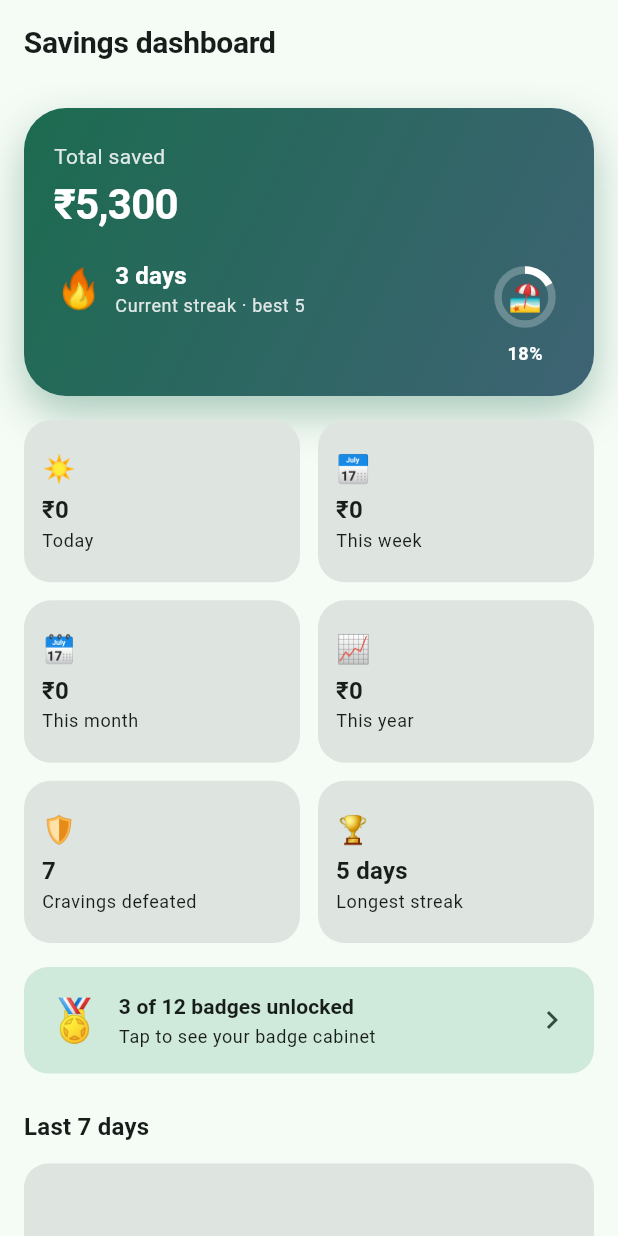
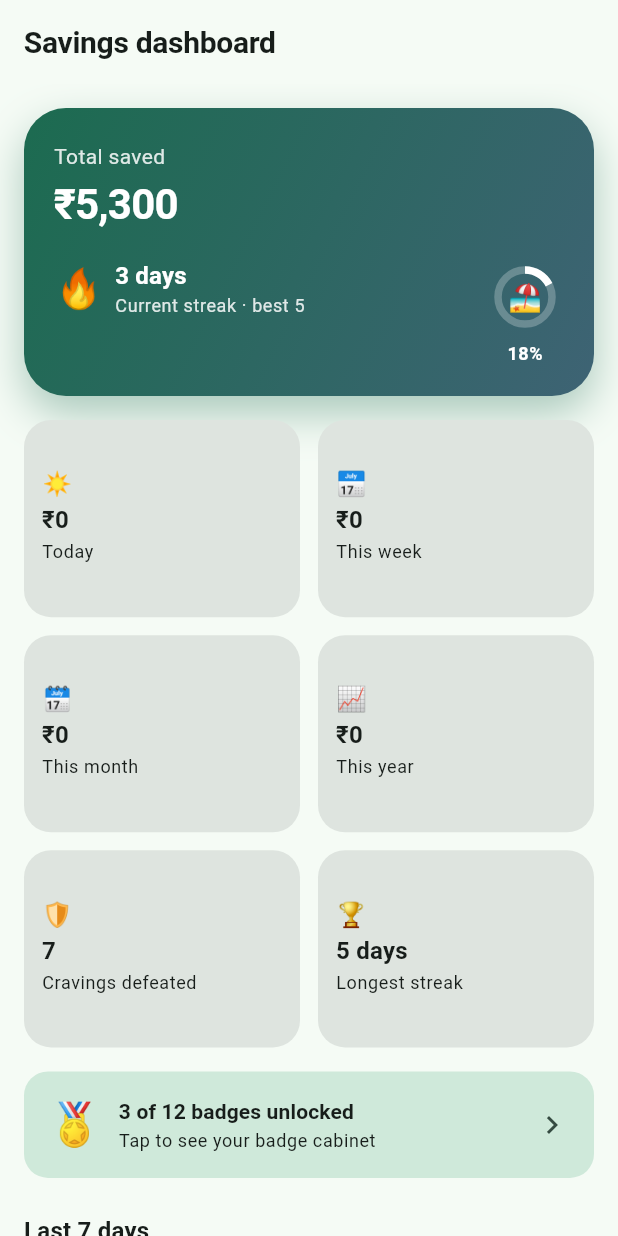
Before and after one commit to baseer-ind/spendzero, a Flutter app: the DashboardScreen screen opened by its route, on a phone screen of 412 x 824 dp. Run offline on Flutter 3.47's test engine with Material 3 defaults, Android fonts, the phone set to English and light mode, and no system bars; our stand-ins replace flutter_riverpod, go_router, shared_preferences; accounts and stored records are empty.

Commit message:
Fix dashboard stat-card and detail-screen banner overflow bugs across all verticals

```diff
--- a/spendzero/mobile/lib/features/dashboard/presentation/dashboard_screen.dart
+++ b/spendzero/mobile/lib/features/dashboard/presentation/dashboard_screen.dart
@@ -154,7 +154,7 @@ class _DashboardBody extends StatelessWidget {
           crossAxisCount: 2,
           mainAxisSpacing: 12,
           crossAxisSpacing: 12,
-          childAspectRatio: 1.7,
+          childAspectRatio: 1.4,
           children: [
             _StatCard(index: 0, label: "Today", value: formatPaise(_sumSince(today)), emoji: '☀️'),
             _StatCard(index: 1, label: 'This week', value: formatPaise(_sumSince(weekStart)), emoji: '📅'),
@@ -445,22 +445,27 @@ class _StatCard extends StatelessWidget {
         child: Transform.translate(offset: Offset(0, (1 - entrance) * 10), child: child),
       ),
       child: Container(
-        padding: const EdgeInsets.all(12),
+        padding: const EdgeInsets.symmetric(horizontal: 12, vertical: 10),
         decoration: BoxDecoration(
           color: Theme.of(context).colorScheme.surfaceContainerHighest,
           borderRadius: BorderRadius.circular(18),
         ),
         child: Column(
+          mainAxisSize: MainAxisSize.min,
           crossAxisAlignment: CrossAxisAlignment.start,
           mainAxisAlignment: MainAxisAlignment.center,
           children: [
-            Text(emoji, style: const TextStyle(fontSize: 18)),
+            Text(emoji, style: const TextStyle(fontSize: 16, height: 1)),
             const SizedBox(height: 4),
             Text(value,
                 style: Theme.of(context).textTheme.titleMedium?.copyWith(fontWeight: FontWeight.bold),
                 maxLines: 1,
                 overflow: TextOverflow.ellipsis),
-            Text(label, style: Theme.of(context).textTheme.bodySmall),
+            const SizedBox(height: 1),
+            Text(label,
+                style: Theme.of(context).textTheme.bodySmall,
+                maxLines: 1,
+                overflow: TextOverflow.ellipsis),
           ],
         ),
       ),
```
Also changed, not shown: spendzero/mobile/lib/features/beauty/presentation/brand_screen.dart (+10 -2 lines), spendzero/mobile/lib/features/food/presentation/restaurant_screen.dart (+10 -2 lines), spendzero/mobile/lib/features/grocery/presentation/store_screen.dart (+10 -2 lines), spendzero/mobile/lib/features/movies/presentation/cinema_screen.dart (+10 -2 lines), spendzero/mobile/lib/features/shopping/presentation/brand_screen.dart (+10 -2 lines), spendzero/mobile/lib/features/travel/presentation/stay_screen.dart (+10 -2 lines).
